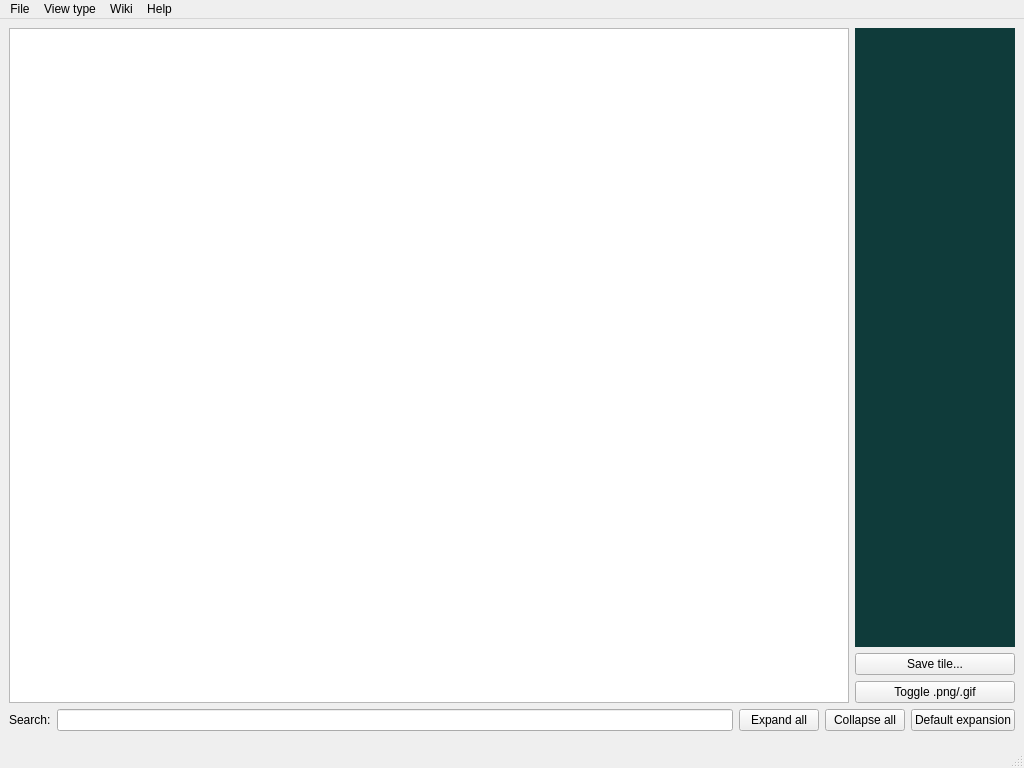
TrashMonks/qud-wiki, file qbe/qud_explorer_window.ui: the form before one commit.
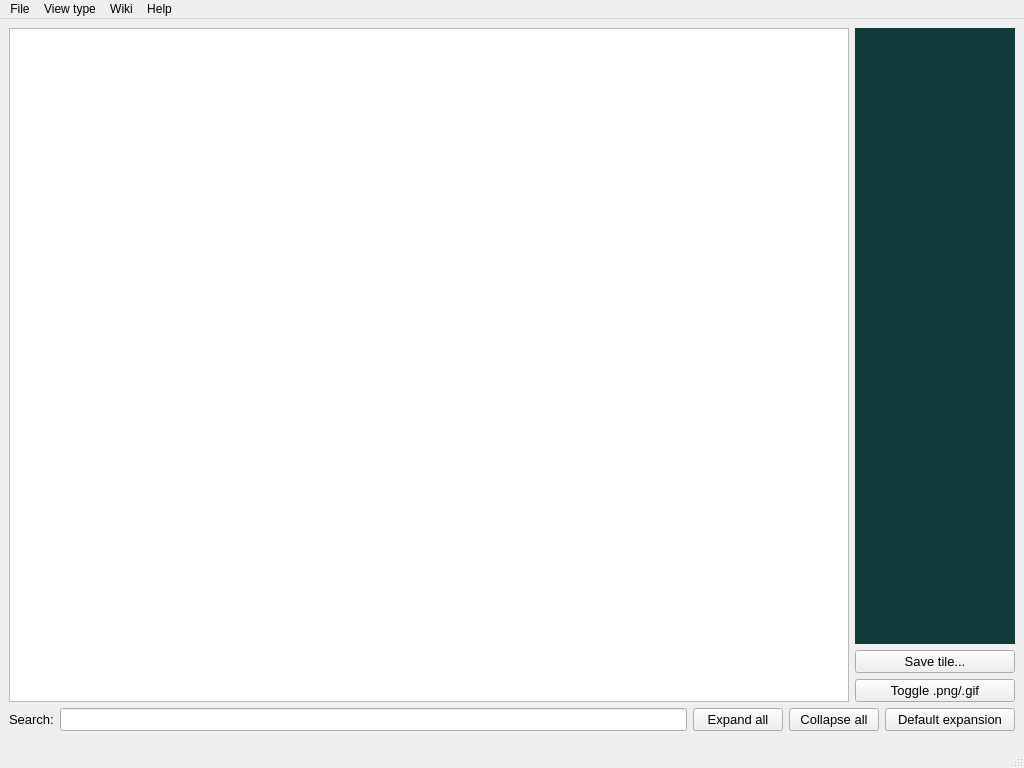
The form after the commit.

Commit message: spruce up general UI + add dark mode for fun

Diff of the .ui file:
```diff
--- a/qbe/qud_explorer_window.ui
+++ b/qbe/qud_explorer_window.ui
@@ -23,7 +23,7 @@
          <widget class="QPlainTextEdit" name="plainTextEdit">
           <property name="font">
            <font>
-            <family>Courier New</family>
+            <family>Consolas</family>
             <pointsize>10</pointsize>
            </font>
           </property>
@@ -45,6 +45,11 @@
               <height>240</height>
              </size>
             </property>
+            <property name="font">
+             <font>
+              <family>Segoe UI</family>
+             </font>
+            </property>
             <property name="styleSheet">
              <string notr="true">background-color: rgb(15, 59, 58);</string>
             </property>
@@ -55,6 +60,12 @@
           </item>
           <item>
            <widget class="QPushButton" name="save_tile_button">
+            <property name="font">
+             <font>
+              <family>Segoe UI</family>
+              <pointsize>10</pointsize>
+             </font>
+            </property>
             <property name="text">
              <string>Save tile...</string>
             </property>
@@ -65,6 +76,12 @@
             <property name="enabled">
              <bool>true</bool>
             </property>
+            <property name="font">
+             <font>
+              <family>Segoe UI</family>
+              <pointsize>10</pointsize>
+             </font>
+            </property>
             <property name="text">
              <string>Toggle .png/.gif</string>
             </property>
@@ -80,16 +97,47 @@
          <layout class="QHBoxLayout" name="horizontalLayout_2">
           <item>
            <widget class="QLabel" name="search_label">
+            <property name="minimumSize">
+             <size>
+              <width>0</width>
+              <height>0</height>
+             </size>
+            </property>
+            <property name="font">
+             <font>
+              <family>Segoe UI</family>
+              <pointsize>10</pointsize>
+             </font>
+            </property>
             <property name="text">
              <string>Search:</string>
             </property>
            </widget>
           </item>
           <item>
-           <widget class="QLineEdit" name="search_line_edit"/>
+           <widget class="QLineEdit" name="search_line_edit">
+            <property name="font">
+             <font>
+              <family>Segoe UI</family>
+              <pointsize>10</pointsize>
+             </font>
+            </property>
+           </widget>
           </item>
           <item>
            <widget class="QPushButton" name="expand_all_button">
+            <property name="minimumSize">
+             <size>
+              <width>90</width>
+              <height>0</height>
+             </size>
+            </property>
+            <property name="font">
+             <font>
+              <family>Segoe UI</family>
+              <pointsize>10</pointsize>
+             </font>
+            </property>
             <property name="text">
              <string>Expand all</string>
             </property>
@@ -97,6 +145,18 @@
           </item>
           <item>
            <widget class="QPushButton" name="collapse_all_button">
+            <property name="minimumSize">
+             <size>
+              <width>90</width>
+              <height>0</height>
+             </size>
+            </property>
+            <property name="font">
+             <font>
+              <family>Segoe UI</family>
+              <pointsize>10</pointsize>
+             </font>
+            </property>
             <property name="text">
              <string>Collapse all</string>
             </property>
@@ -104,6 +164,18 @@
           </item>
           <item>
            <widget class="QPushButton" name="restore_all_button">
+            <property name="minimumSize">
+             <size>
+              <width>130</width>
+              <height>0</height>
+             </size>
+            </property>
+            <property name="font">
+             <font>
+              <family>Segoe UI</family>
+              <pointsize>10</pointsize>
+             </font>
+            </property>
             <property name="text">
              <string>Default expansion</string>
             </property>
```
Left out of the diff: 27 changed lines with no effect on the pictures. The commit also changes 2 other files.
